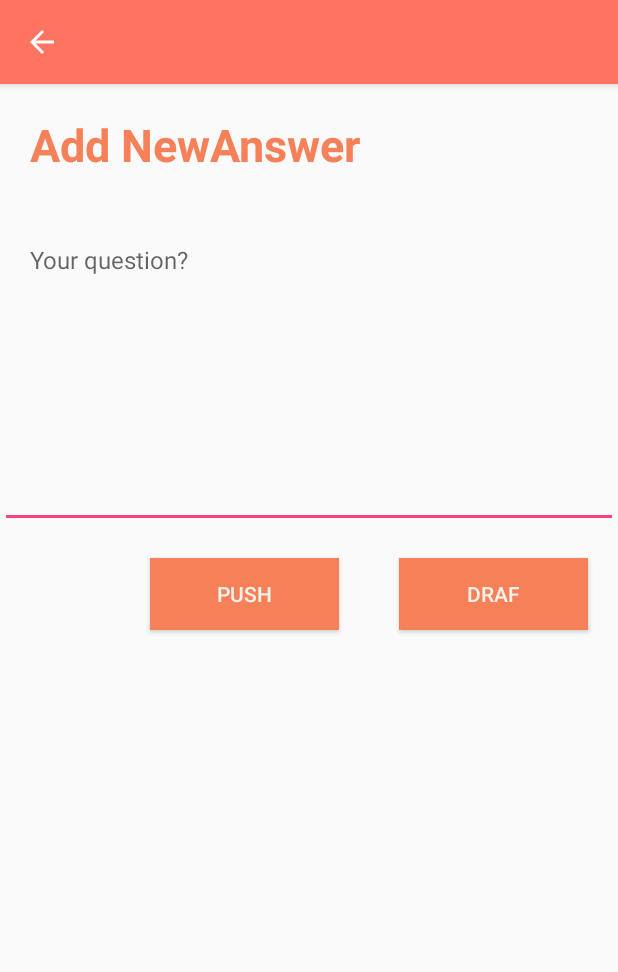
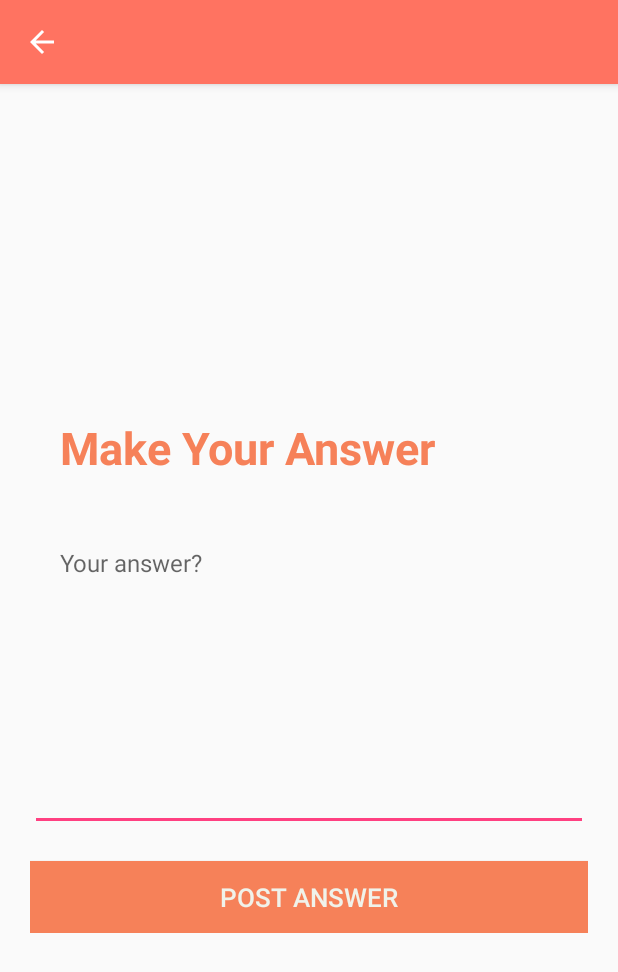
Before and after one commit to dqhuy78/asks-android, an Android app: the AddAnswerActivity screen opened directly, with no data from a screen before it, on a phone screen of 412 x 824 dp. Shown: the top 972 px of the screen. Run offline under Robolectric (Android 15) with nearby library versions, the phone set to English and light mode, and no system bars; our stand-ins replace Volley; network calls fail; 1 statement that could not run was skipped.

Commit message:
Create add answer function

```diff
--- a/app/src/main/res/layout/activity_add_answer.xml
+++ b/app/src/main/res/layout/activity_add_answer.xml
@@ -1,21 +1,25 @@
 <?xml version="1.0" encoding="utf-8"?>
 <LinearLayout xmlns:android="http://schemas.android.com/apk/res/android"
+    xmlns:tools="http://schemas.android.com/tools"
     android:layout_width="match_parent"
     android:layout_height="match_parent"
-    android:orientation="vertical">
+    android:gravity="center_vertical"
+    android:orientation="vertical"
+    android:paddingEnd="20dp"
+    android:paddingStart="20dp">
 
     <TextView
         android:id="@+id/textView6"
         android:layout_width="match_parent"
         android:layout_height="wrap_content"
         android:padding="20dp"
-        android:text="Add NewAnswer"
+        android:text="Make Your Answer"
         android:textColor="@color/colorOrange"
         android:textSize="30sp"
         android:textStyle="bold" />
 
     <EditText
-        android:id="@+id/editAnser"
+        android:id="@+id/editAnswer"
         android:layout_width="match_parent"
         android:layout_height="200dp"
         android:layout_alignParentLeft="true"
@@ -23,39 +27,30 @@
         android:layout_below="@+id/textView4"
         android:layout_marginTop="15dp"
         android:gravity="start"
-        android:hint="Your question?"
+        android:hint="Your answer?"
         android:inputType="textMultiLine"
         android:paddingLeft="20dp"
         android:selectAllOnFocus="true"
         android:singleLine="false"
-        android:textColor="@color/colorPrimaryDark"
+        android:textColor="#191919"
         android:textSize="16sp" />
 
     <LinearLayout
         android:layout_width="match_parent"
         android:layout_height="wrap_content"
-        android:layout_marginLeft="80dp"
         android:orientation="horizontal">
 
         <Button
             android:id="@+id/btnPushAnswer"
-            android:layout_width="wrap_content"
+            android:layout_width="match_parent"
             android:layout_height="wrap_content"
-            android:layout_margin="20dp"
+            android:layout_marginTop="20dp"
             android:layout_weight="1"
             android:background="@color/colorOrange"
-            android:text="push"
-            android:textColor="@color/colorBackroundWhite" />
+            android:text="Post Answer"
+            android:textColor="@color/colorBackroundWhite"
+            android:textSize="17sp" />
 
-        <Button
-            android:id="@+id/btnDraf"
-            android:layout_width="wrap_content"
-            android:layout_height="wrap_content"
-            android:layout_margin="20dp"
-            android:layout_weight="1"
-            android:background="@color/colorOrange"
-            android:text="Draf"
-            android:textColor="@color/colorBackroundWhite" />
     </LinearLayout>
 
 </LinearLayout>
--- a/app/src/main/res/layout/activity_answer.xml
+++ b/app/src/main/res/layout/activity_answer.xml
@@ -18,7 +18,7 @@
         android:layout_height="wrap_content"
         android:layout_margin="20dp"
         android:background="@color/colorOrange"
-        android:text="Add Answer"
+        android:text="Answer This Question"
         android:textColor="@android:color/background_light" />
 
 </LinearLayout>
--- a/app/src/main/res/layout/item_question_list.xml
+++ b/app/src/main/res/layout/item_question_list.xml
@@ -38,7 +38,7 @@
                     android:textAlignment="center"
                     android:textSize="20dp"
                     android:textStyle="bold"
-                    android:textColor="#000"/>
+                    android:textColor="#191919"/>
 
                 <ImageButton
                     android:id="@+id/imageButton3"
```
Also changed, not shown: app/src/main/java/www/seotoolzz/com/Ask/Activity/AddAnswerActivity.java (+94 -16 lines), app/src/main/java/www/seotoolzz/com/Ask/Activity/DetailQuestionActivity.java (+3 -11 lines).
